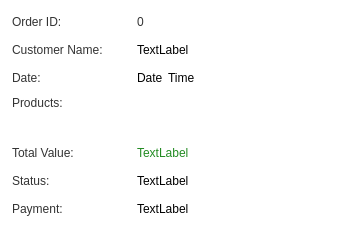
Qt form app/src/ui/final_ui/recent_order_item.ui (Kazu0210/Inventory-System) before a commit.
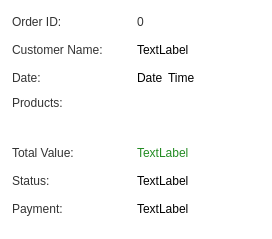
The same form after that commit.

```diff
--- a/app/src/ui/final_ui/recent_order_item.ui
+++ b/app/src/ui/final_ui/recent_order_item.ui
@@ -6,7 +6,7 @@
    <rect>
     <x>0</x>
     <y>0</y>
-    <width>348</width>
+    <width>272</width>
     <height>239</height>
    </rect>
   </property>
```
